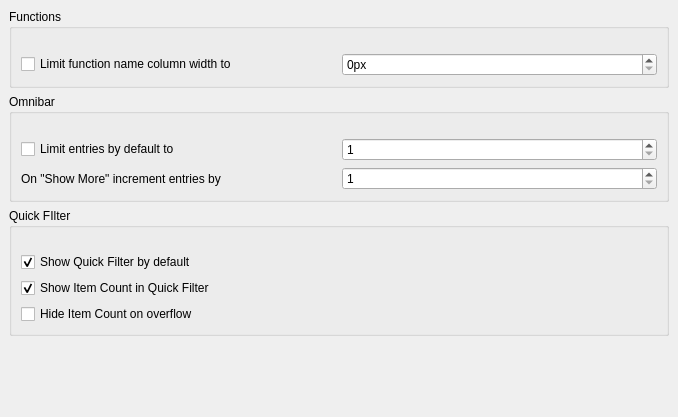
Qt form src/dialogs/preferences/InterfaceOptionsWidget.ui (rizinorg/cutter) before a commit.
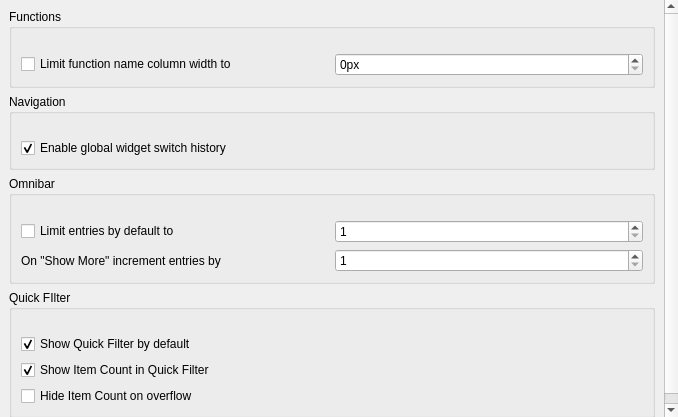
The same form after that commit.

Commit message:
Add global widget switch history on seek change
This adds a global widget switch history tracked inside MainWindow.
When the user seeks backward/forward using the Rizin seek history,
MainWindow will attempt to restore the widget type that was active
at that history state. A new preference checkbox is added under
Preferences -> Interface -> Navigation to enable/disable this feature.

Patch:
```diff
--- a/src/dialogs/preferences/InterfaceOptionsWidget.ui
+++ b/src/dialogs/preferences/InterfaceOptionsWidget.ui
@@ -89,6 +89,31 @@
          </layout>
         </widget>
        </item>
+       <item>
+        <widget class="QGroupBox" name="navigationGroupBox">
+         <property name="title">
+          <string>Navigation</string>
+         </property>
+         <layout class="QVBoxLayout" name="verticalLayout_4">
+          <property name="topMargin">
+           <number>24</number>
+          </property>
+          <item>
+           <widget class="QCheckBox" name="globalWidgetSwitchHistoryCheckBox">
+            <property name="toolTip">
+             <string>Keep track of all the widget switches on seek change and switch to the corresponding widget on undo and redo actions</string>
+            </property>
+            <property name="text">
+             <string>Enable global widget switch history</string>
+            </property>
+            <property name="checked">
+             <bool>true</bool>
+            </property>
+           </widget>
+          </item>
+         </layout>
+        </widget>
+       </item>
        <item>
         <widget class="QGroupBox" name="omnibarGroupBox">
          <property name="title">
```
The commit also changes 6 other files.
